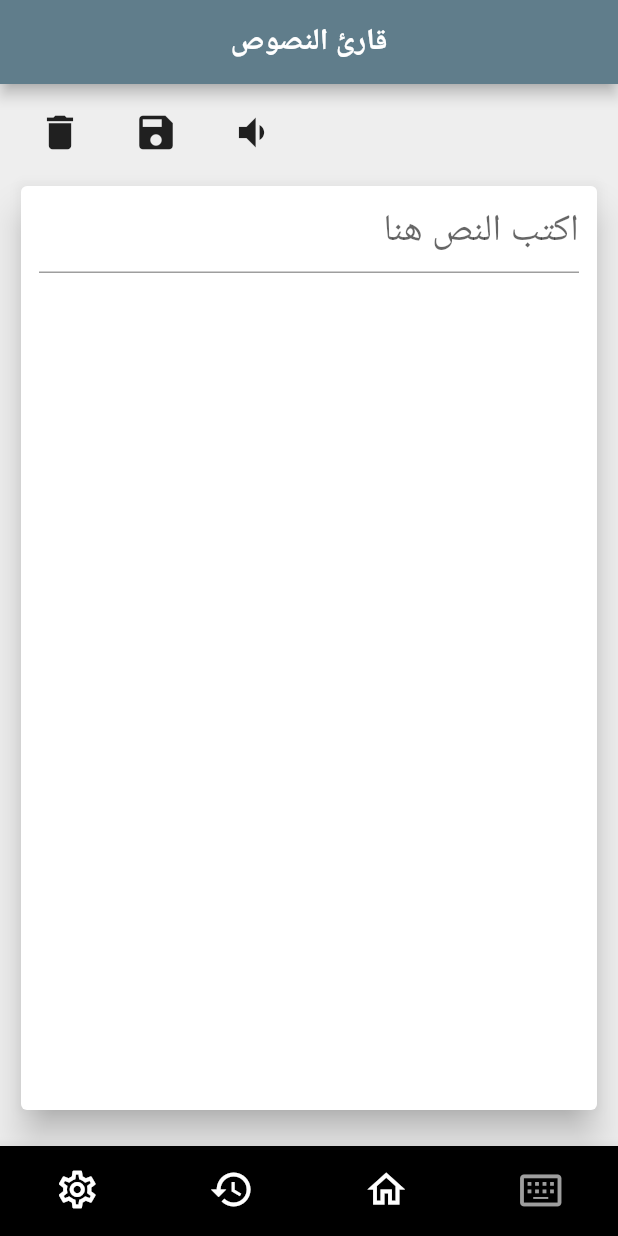
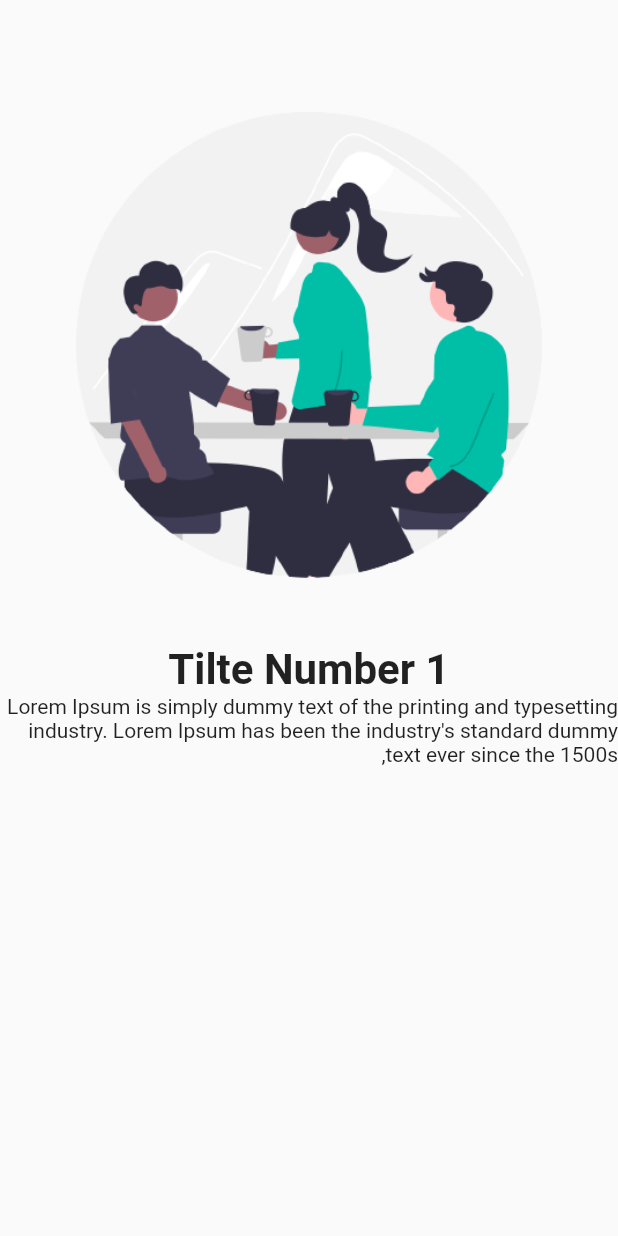
Before and after one commit to mortadha1144/speech_assistance_app, a Flutter app: the screen it shows after launch, on a phone screen of 412 x 824 dp. Run offline on Flutter 3.47's test engine with Material 2 defaults, Android fonts, the phone set to English and light mode, and no system bars; our stand-ins replace flutter_tts, fluttertoast, hive, hive_flutter; accounts and stored records are empty.

Commit message:
work on onboarding

```diff
--- a/lib/main.dart
+++ b/lib/main.dart
@@ -8,6 +8,7 @@ import 'package:speech_assistance_app/controller/home_provider.dart';
 import 'package:speech_assistance_app/controller/last_record_provider.dart';
 import 'package:speech_assistance_app/models/cell_model.dart';
 import 'package:speech_assistance_app/shared/components/constants.dart';
+import 'package:speech_assistance_app/view/screens/onboarding_screen.dart';
 
 void main() async {
   WidgetsFlutterBinding.ensureInitialized();
@@ -45,9 +46,9 @@ class MyApp extends StatelessWidget {
       theme: ThemeData(
         primarySwatch: Colors.blue,
       ),
-      home: const Directionality(
+      home:  const Directionality(
         textDirection: TextDirection.rtl,
-        child: SpeechAssistanceLayout(),
+        child: OnBoarding(),
       ),
     );
   }
--- a/lib/shared/components/constants.dart
+++ b/lib/shared/components/constants.dart
@@ -1,4 +1,5 @@
 import 'package:speech_assistance_app/models/cell.dart';
+import 'package:speech_assistance_app/models/onboarding_model.dart';
 
 //types
 //1:ضمير/برتقالي/اطار مثلث
@@ -332,3 +333,21 @@ const aboutAppImage = 'images/resources/aboutAppImage.png';
 const aboutAppTitle = 'تطبيق مساعد النطق';
 const aboutAppContent =
     'هو تطبيق مجاني انساني ضمن مبادرة ( Code For Iraq ) لمساعدة الاشخاص اللذين يعانون من صعوبة النطق , التطبيق يعتمد على احدث الاليات المتبعة في هذا المجال فهو يعتمد على آلية (AAC) المتبعة في المعاهد العالمية المختصة بمعالجة من يعانون صعوبة النطق . ';
+
+List<OnBoardingModel> onBordingList = [
+  OnBoardingModel(
+      image: 'images/onbording/onboarding1.png',
+      title: 'Tilte Number 1',
+      content:
+          'Lorem Ipsum is simply dummy text of the printing and typesetting industry. Lorem Ipsum has been the industry\'s standard dummy text ever since the 1500s,'),
+  OnBoardingModel(
+      image: 'images/onbording/onboarding2.png',
+      title: 'Tilte Number 2',
+      content:
+          'Lorem Ipsum is simply dummy text of the printing and typesetting industry. Lorem Ipsum has been the industry\'s standard dummy text ever since the 1500s,'),
+  OnBoardingModel(
+      image: 'images/onbording/onboarding3.png',
+      title: 'Tilte Number 3',
+      content:
+          'Lorem Ipsum is simply dummy text of the printing and typesetting industry. Lorem Ipsum has been the industry\'s standard dummy text ever since the 1500s,')
+];
--- /dev/null
+++ b/lib/view/screens/onboarding_screen.dart
@@ -0,0 +1,39 @@
+import 'dart:ui';
+
+import 'package:flutter/material.dart';
+import 'package:speech_assistance_app/shared/components/constants.dart';
+
+class OnBoarding extends StatelessWidget {
+  const OnBoarding({super.key});
+
+  @override
+  Widget build(BuildContext context) {
+    return Scaffold(
+      body: SafeArea(
+        child: PageView.builder(
+          itemCount: onBordingList.length,
+          itemBuilder: (context, index) => Column(
+            children: [
+              Padding(
+                padding: const EdgeInsets.only(top: 30),
+                child: Image.asset(
+                  onBordingList[index].image,
+                  width: 400,
+                  height: 400,
+                ),
+              ),
+              Text(
+                onBordingList[index].title,
+                style:
+                    const TextStyle(fontSize: 28, fontWeight: FontWeight.bold),
+              ),
+              Text(
+                onBordingList[index].content,
+              ),
+            ],
+          ),
+        ),
+      ),
+    );
+  }
+}
--- a/lib/view/widgets/home/cell_content.dart
+++ b/lib/view/widgets/home/cell_content.dart
@@ -15,7 +15,7 @@ class CellContent extends StatelessWidget {
       mainAxisSize: MainAxisSize.min,
       children: [
         Expanded(
-          flex: cell.type == 7 || cell.type == 8 ? 1 : 0,
+          flex: cell.type == 'folder' ? 1 : 0,
           child: const SizedBox(),
         ),
         Expanded(
@@ -24,7 +24,7 @@ class CellContent extends StatelessWidget {
             child: FittedBox(
               fit: BoxFit.contain,
               child: Text(
-                cell.type == 0 ? 'المزيد' : cell.name,
+                cell.name,
                 style: const TextStyle(
                     fontSize: 15,
                     fontWeight: FontWeight.w600,
@@ -35,7 +35,7 @@ class CellContent extends StatelessWidget {
         ),
         Expanded(
           flex: 18,
-          child: cell.type == 0
+          child: cell.type == 'more'
               ? const FittedBox(
                   child: Icon(
                     Icons.arrow_forward_rounded,
--- a/lib/view/widgets/home/normal_cell.dart
+++ b/lib/view/widgets/home/normal_cell.dart
@@ -18,22 +18,16 @@ class NormalCell extends StatelessWidget {
   Widget build(BuildContext context) {
     Color borderColor = const Color(0xFF000000);
     Color contentColor = Colors.white;
-    if (cell.type == 4) {
+    if (cell.category == 'word') {
       borderColor = blueBorder;
       contentColor = blueContent;
-    } else if (cell.type == 5) {
+    } else if (cell.category == 'preposition') {
       borderColor = greenBorder;
       contentColor = greenContent;
     }
     return CupertinoButton(
       onPressed: onPressed,
       padding: const EdgeInsets.all(0),
-      // style: TextButton.styleFrom(
-      //   padding: const EdgeInsets.symmetric(
-      //     horizontal: 4,
-      //     vertical: 4,
-      //   ),
-      // ),
       child: Container(
         decoration: BoxDecoration(
           color: contentColor,
--- a/pubspec.yaml
+++ b/pubspec.yaml
@@ -72,6 +72,7 @@ flutter:
   assets:
     - images/
     - images/resources/
+    - images/onbording/
   #   - images/a_dot_ham.jpeg
 
   # An image asset can refer to one or more resolution-specific "variants", see
```
Also changed, not shown: lib/controller/home_provider.dart (+4 -21 lines), lib/controller/last_record_provider.dart (+2 -10 lines), lib/controller/text_to_speech_provider.dart (+14 -7 lines), lib/models/onboarding_model.dart (added, +7 -0 lines), lib/services/tts_sevice.dart (+11 -5 lines), lib/view/widgets/home/home_grid_view.dart (+31 -24 lines), images/onbording/onboarding1.png (added), images/onbording/onboarding2.png (added), images/onbording/onboarding3.png (added).
